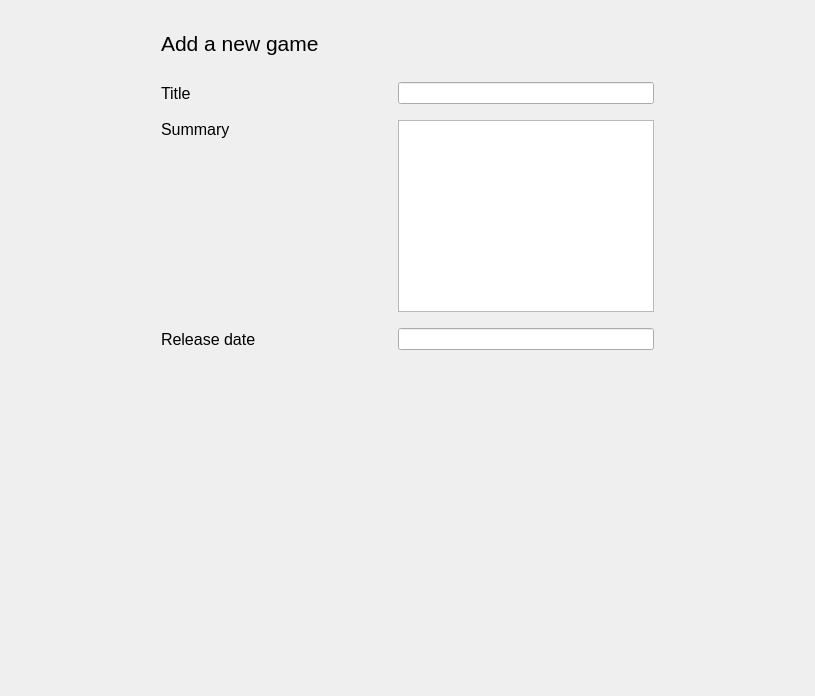
The window that VGTrackerDesktop/addgameform.ui (davidAzr/VGTrackerDesktop) describes before a commit, drawn with Qt 5.
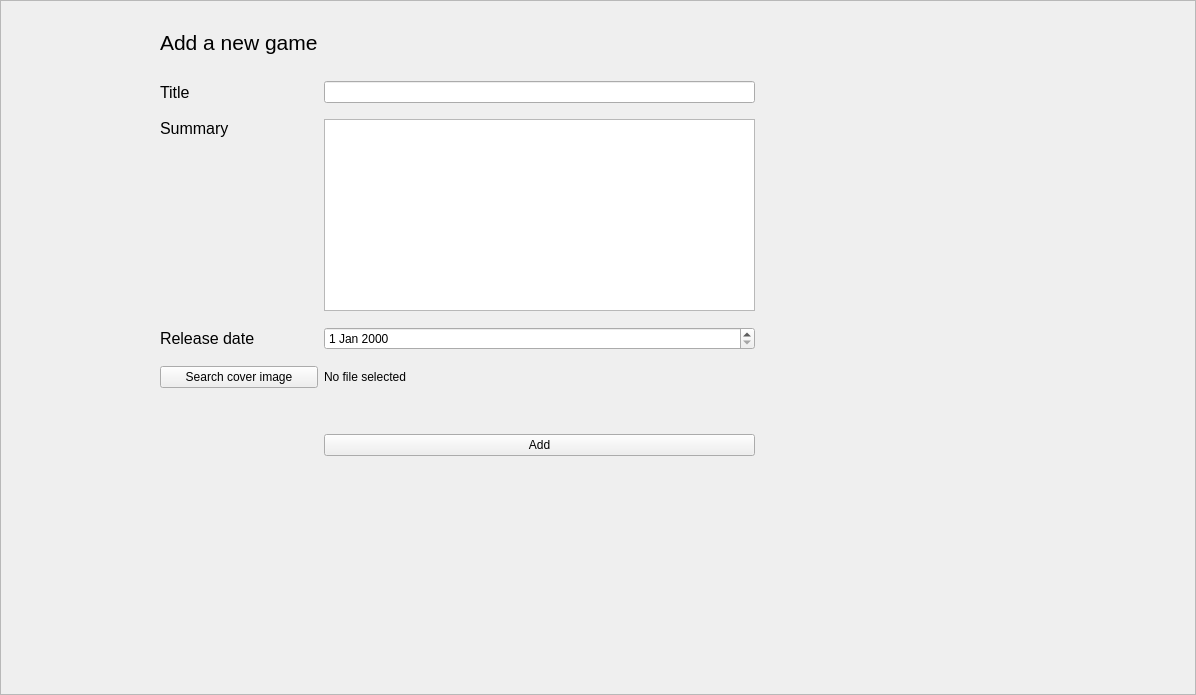
The same window after the commit.

```diff
--- a/VGTrackerDesktop/addgameform.ui
+++ b/VGTrackerDesktop/addgameform.ui
@@ -6,8 +6,8 @@
    <rect>
     <x>0</x>
     <y>0</y>
-    <width>815</width>
-    <height>696</height>
+    <width>1196</width>
+    <height>695</height>
    </rect>
   </property>
   <property name="windowTitle">
@@ -17,55 +17,111 @@
    <string notr="true"/>
   </property>
   <layout class="QGridLayout" name="gridLayout">
-   <item row="6" column="2">
-    <widget class="QTextEdit" name="te_title">
+   <property name="leftMargin">
+    <number>0</number>
+   </property>
+   <property name="topMargin">
+    <number>0</number>
+   </property>
+   <property name="rightMargin">
+    <number>0</number>
+   </property>
+   <property name="bottomMargin">
+    <number>0</number>
+   </property>
+   <item row="0" column="0">
+    <widget class="QScrollArea" name="scrollArea">
+     <property name="widgetResizable">
+      <bool>true</bool>
+     </property>
+     <property name="class" stdset="0">
+      <string>transparentFrame</string>
+     </property>
+     <widget class="QWidget" name="scrollAreaWidgetContents">
+      <property name="geometry">
+       <rect>
+        <x>0</x>
+        <y>0</y>
+        <width>1194</width>
+        <height>693</height>
+       </rect>
+      </property>
+      <layout class="QGridLayout" name="gridLayout_3">
+       <item row="19" column="3">
+        <widget class="QLabel" name="lb_coverPath">
+         <property name="text">
+          <string>No file selected</string>
+         </property>
+        </widget>
+       </item>
+       <item row="16" column="3">
+        <widget class="QDateEdit" name="de_releaseDate">
+         <property name="class" stdset="0">
+          <string>formLineEdit</string>
+         </property>
+        </widget>
+       </item>
+       <item row="21" column="3">
+        <widget class="QLabel" name="lb_coverMsg">
+         <property name="text">
+          <string/>
+         </property>
+        </widget>
+       </item>
+       <item row="19" column="1">
+        <widget class="QPushButton" name="bt_searchCover">
      <property name="sizePolicy">
       <sizepolicy hsizetype="Preferred" vsizetype="Fixed">
        <horstretch>0</horstretch>
        <verstretch>0</verstretch>
       </sizepolicy>
      </property>
-     <property name="layoutDirection">
-      <enum>Qt::RightToLeft</enum>
+         <property name="text">
+          <string>Search cover image</string>
      </property>
      <property name="class" stdset="0">
       <string>formLineEdit</string>
      </property>
     </widget>
    </item>
-   <item row="6" column="3">
-    <spacer name="horizontalSpacer_3">
-     <property name="orientation">
-      <enum>Qt::Horizontal</enum>
-     </property>
-     <property name="sizeType">
-      <enum>QSizePolicy::Preferred</enum>
-     </property>
-     <property name="sizeHint" stdset="0">
-      <size>
-       <width>150</width>
-       <height>20</height>
-      </size>
-     </property>
-    </spacer>
-   </item>
-   <item row="5" column="1">
-    <spacer name="verticalSpacer_3">
-     <property name="orientation">
-      <enum>Qt::Vertical</enum>
-     </property>
-     <property name="sizeType">
-      <enum>QSizePolicy::Fixed</enum>
-     </property>
-     <property name="sizeHint" stdset="0">
-      <size>
-       <width>20</width>
-       <height>10</height>
-      </size>
-     </property>
-    </spacer>
-   </item>
-   <item row="9" column="2">
+       <item row="16" column="1">
+        <widget class="QLabel" name="lb_releaseDate">
+         <property name="font">
+          <font>
+           <pointsize>12</pointsize>
+          </font>
+         </property>
+         <property name="text">
+          <string>Release date</string>
+         </property>
+         <property name="class" stdset="0">
+          <string>formLabel</string>
+         </property>
+        </widget>
+       </item>
+       <item row="23" column="3">
+        <widget class="QPushButton" name="bt_add">
+         <property name="text">
+          <string>Add</string>
+         </property>
+        </widget>
+       </item>
+       <item row="10" column="1">
+        <widget class="QLabel" name="label">
+         <property name="font">
+          <font>
+           <pointsize>16</pointsize>
+          </font>
+         </property>
+         <property name="text">
+          <string>Add a new game</string>
+         </property>
+         <property name="class" stdset="0">
+          <string>formTitle</string>
+         </property>
+        </widget>
+       </item>
+       <item row="24" column="3">
     <spacer name="verticalSpacer">
      <property name="orientation">
       <enum>Qt::Vertical</enum>
@@ -78,40 +134,14 @@
      </property>
     </spacer>
    </item>
-   <item row="4" column="0">
-    <spacer name="horizontalSpacer_2">
-     <property name="orientation">
-      <enum>Qt::Horizontal</enum>
-     </property>
-     <property name="sizeType">
-      <enum>QSizePolicy::Preferred</enum>
-     </property>
-     <property name="sizeHint" stdset="0">
-      <size>
-       <width>150</width>
-       <height>20</height>
-      </size>
-     </property>
-    </spacer>
-   </item>
-   <item row="4" column="2">
-    <widget class="QLineEdit" name="le_title">
-     <property name="sizePolicy">
-      <sizepolicy hsizetype="Preferred" vsizetype="Fixed">
-       <horstretch>0</horstretch>
-       <verstretch>0</verstretch>
-      </sizepolicy>
-     </property>
-     <property name="layoutDirection">
-      <enum>Qt::RightToLeft</enum>
-     </property>
-     <property name="class" stdset="0">
-      <string>formLineEdit</string>
-     </property>
-    </widget>
-   </item>
-   <item row="6" column="1">
+       <item row="14" column="1">
     <widget class="QLabel" name="lb_summary">
+         <property name="sizePolicy">
+          <sizepolicy hsizetype="Fixed" vsizetype="Preferred">
+           <horstretch>0</horstretch>
+           <verstretch>0</verstretch>
+          </sizepolicy>
+         </property>
      <property name="font">
       <font>
        <pointsize>12</pointsize>
@@ -128,7 +158,55 @@
      </property>
     </widget>
    </item>
-   <item row="4" column="1">
+       <item row="16" column="0">
+        <spacer name="horizontalSpacer_2">
+         <property name="orientation">
+          <enum>Qt::Horizontal</enum>
+         </property>
+         <property name="sizeType">
+          <enum>QSizePolicy::Maximum</enum>
+         </property>
+         <property name="sizeHint" stdset="0">
+          <size>
+           <width>150</width>
+           <height>20</height>
+          </size>
+         </property>
+        </spacer>
+       </item>
+       <item row="14" column="4">
+        <spacer name="horizontalSpacer_3">
+         <property name="orientation">
+          <enum>Qt::Horizontal</enum>
+         </property>
+         <property name="sizeType">
+          <enum>QSizePolicy::Expanding</enum>
+         </property>
+         <property name="sizeHint" stdset="0">
+          <size>
+           <width>255</width>
+           <height>20</height>
+          </size>
+         </property>
+        </spacer>
+       </item>
+       <item row="15" column="3">
+        <spacer name="verticalSpacer_3">
+         <property name="orientation">
+          <enum>Qt::Vertical</enum>
+         </property>
+         <property name="sizeType">
+          <enum>QSizePolicy::Fixed</enum>
+         </property>
+         <property name="sizeHint" stdset="0">
+          <size>
+           <width>20</width>
+           <height>10</height>
+          </size>
+         </property>
+        </spacer>
+       </item>
+       <item row="12" column="1">
     <widget class="QLabel" name="lb_title">
      <property name="font">
       <font>
@@ -143,26 +221,10 @@
      </property>
     </widget>
    </item>
-   <item row="1" column="1">
-    <spacer name="verticalSpacer_2">
-     <property name="orientation">
-      <enum>Qt::Vertical</enum>
-     </property>
-     <property name="sizeType">
-      <enum>QSizePolicy::Fixed</enum>
-     </property>
-     <property name="sizeHint" stdset="0">
-      <size>
-       <width>20</width>
-       <height>20</height>
-      </size>
-     </property>
-    </spacer>
-   </item>
-   <item row="8" column="2">
-    <widget class="QLineEdit" name="le_releaseDate">
+       <item row="14" column="3">
+        <widget class="QTextEdit" name="te_summary">
      <property name="sizePolicy">
-      <sizepolicy hsizetype="Preferred" vsizetype="Fixed">
+          <sizepolicy hsizetype="Expanding" vsizetype="Fixed">
        <horstretch>0</horstretch>
        <verstretch>0</verstretch>
       </sizepolicy>
@@ -175,37 +237,36 @@
      </property>
     </widget>
    </item>
-   <item row="8" column="1">
-    <widget class="QLabel" name="lb_releaseDate">
-     <property name="font">
-      <font>
-       <pointsize>12</pointsize>
-      </font>
+       <item row="20" column="3">
+        <widget class="QLabel" name="lb_coverPrev">
+         <property name="maximumSize">
+          <size>
+           <width>16777215</width>
+           <height>150</height>
+          </size>
      </property>
      <property name="text">
-      <string>Release date</string>
-     </property>
-     <property name="class" stdset="0">
-      <string>formLabel</string>
-     </property>
-    </widget>
-   </item>
-   <item row="2" column="1">
-    <widget class="QLabel" name="label">
-     <property name="font">
-      <font>
-       <pointsize>16</pointsize>
-      </font>
-     </property>
-     <property name="text">
-      <string>Add a new game</string>
-     </property>
-     <property name="class" stdset="0">
-      <string>formTitle</string>
-     </property>
-    </widget>
-   </item>
-   <item row="7" column="1">
+          <string/>
+         </property>
+        </widget>
+       </item>
+       <item row="13" column="3">
+        <spacer name="verticalSpacer_6">
+         <property name="orientation">
+          <enum>Qt::Vertical</enum>
+         </property>
+         <property name="sizeType">
+          <enum>QSizePolicy::Fixed</enum>
+         </property>
+         <property name="sizeHint" stdset="0">
+          <size>
+           <width>20</width>
+           <height>10</height>
+          </size>
+         </property>
+        </spacer>
+       </item>
+       <item row="17" column="3">
     <spacer name="verticalSpacer_4">
      <property name="orientation">
       <enum>Qt::Vertical</enum>
@@ -221,7 +282,7 @@
      </property>
     </spacer>
    </item>
-   <item row="3" column="1">
+       <item row="11" column="3">
     <spacer name="verticalSpacer_5">
      <property name="orientation">
       <enum>Qt::Vertical</enum>
@@ -236,6 +297,42 @@
       </size>
      </property>
     </spacer>
+       </item>
+       <item row="2" column="3">
+        <spacer name="verticalSpacer_2">
+         <property name="orientation">
+          <enum>Qt::Vertical</enum>
+         </property>
+         <property name="sizeType">
+          <enum>QSizePolicy::Fixed</enum>
+         </property>
+         <property name="sizeHint" stdset="0">
+          <size>
+           <width>20</width>
+           <height>20</height>
+          </size>
+         </property>
+        </spacer>
+       </item>
+       <item row="12" column="3">
+        <widget class="QLineEdit" name="le_title">
+         <property name="sizePolicy">
+          <sizepolicy hsizetype="Preferred" vsizetype="Fixed">
+           <horstretch>0</horstretch>
+           <verstretch>0</verstretch>
+          </sizepolicy>
+         </property>
+         <property name="layoutDirection">
+          <enum>Qt::RightToLeft</enum>
+         </property>
+         <property name="class" stdset="0">
+          <string>formLineEdit</string>
+         </property>
+        </widget>
+       </item>
+      </layout>
+     </widget>
+    </widget>
    </item>
   </layout>
  </widget>
```
Left out of the diff: 2 changed lines with no effect on the pictures. Lines whose indentation alone changed are shown as unchanged.
